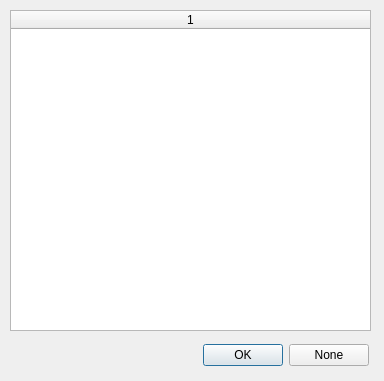
First picture: the form in src/gui/designer/dlgUncomp.ui, repository punesemu/puNES, before the edit.
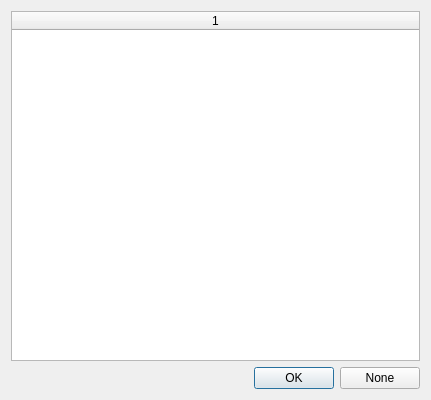
Second picture: the form after the edit.

```diff
--- a/src/gui/designer/dlgUncomp.ui
+++ b/src/gui/designer/dlgUncomp.ui
@@ -6,22 +6,29 @@
    <rect>
     <x>0</x>
     <y>0</y>
-    <width>384</width>
-    <height>381</height>
+    <width>431</width>
+    <height>400</height>
    </rect>
   </property>
   <property name="windowTitle">
    <string>Unpacked archive</string>
   </property>
-  <widget class="QWidget" name="horizontalLayoutWidget">
-   <property name="geometry">
-    <rect>
-     <x>10</x>
-     <y>340</y>
-     <width>359</width>
-     <height>31</height>
-    </rect>
-   </property>
+  <layout class="QVBoxLayout" name="verticalLayout">
+   <item>
+    <widget class="QTableWidget" name="tableWidget_Selection">
+     <property name="editTriggers">
+      <set>QAbstractItemView::NoEditTriggers</set>
+     </property>
+     <property name="selectionMode">
+      <enum>QAbstractItemView::SingleSelection</enum>
+     </property>
+     <attribute name="horizontalHeaderStretchLastSection">
+      <bool>true</bool>
+     </attribute>
+     <column/>
+    </widget>
+   </item>
+   <item>
    <layout class="QHBoxLayout" name="horizontalLayout_Standard_Button">
     <item>
      <spacer name="horizontalSpacer">
@@ -30,20 +37,14 @@
       </property>
       <property name="sizeHint" stdset="0">
        <size>
-        <width>40</width>
-        <height>20</height>
+         <width>0</width>
+         <height>0</height>
        </size>
       </property>
      </spacer>
     </item>
     <item>
      <widget class="QPushButton" name="pushButton_Ok">
-      <property name="sizePolicy">
-       <sizepolicy hsizetype="Minimum" vsizetype="Fixed">
-        <horstretch>0</horstretch>
-        <verstretch>0</verstretch>
-       </sizepolicy>
-      </property>
       <property name="text">
        <string>OK</string>
       </property>
@@ -57,27 +58,8 @@
      </widget>
     </item>
    </layout>
-  </widget>
-  <widget class="QTableWidget" name="tableWidget_Selection">
-   <property name="geometry">
-    <rect>
-     <x>10</x>
-     <y>10</y>
-     <width>361</width>
-     <height>321</height>
-    </rect>
-   </property>
-   <property name="editTriggers">
-    <set>QAbstractItemView::NoEditTriggers</set>
-   </property>
-   <property name="selectionMode">
-    <enum>QAbstractItemView::SingleSelection</enum>
-   </property>
-   <attribute name="horizontalHeaderStretchLastSection">
-    <bool>true</bool>
-   </attribute>
-   <column/>
-  </widget>
+   </item>
+  </layout>
  </widget>
  <resources/>
  <connections/>
```
Lines whose indentation alone changed are shown as unchanged.
